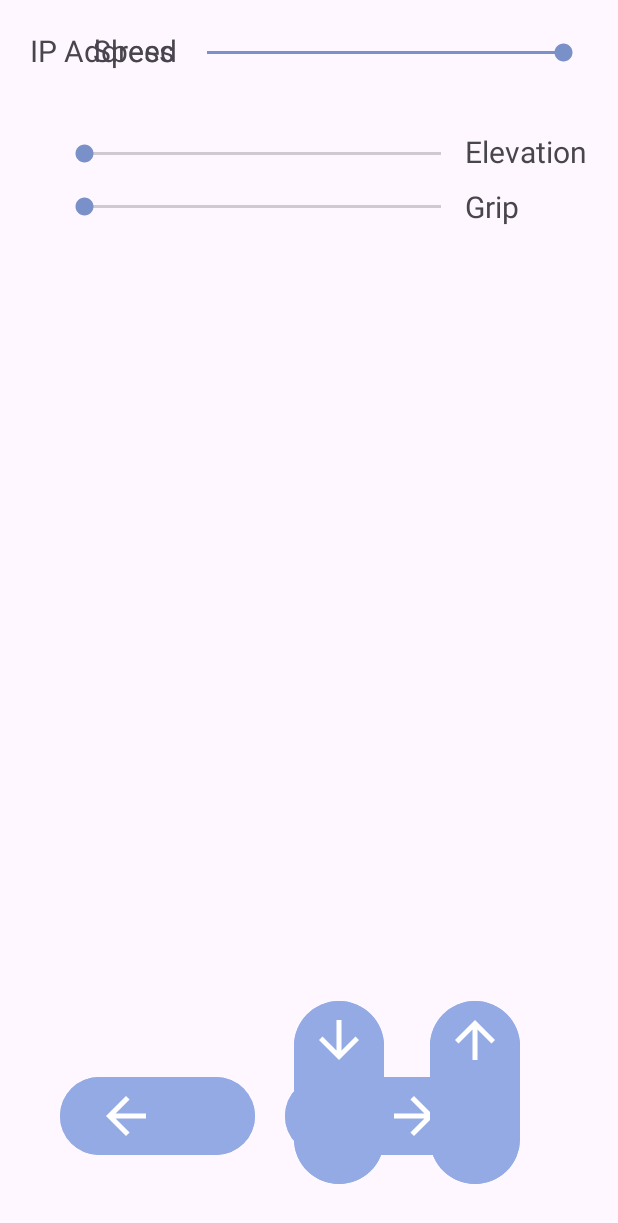
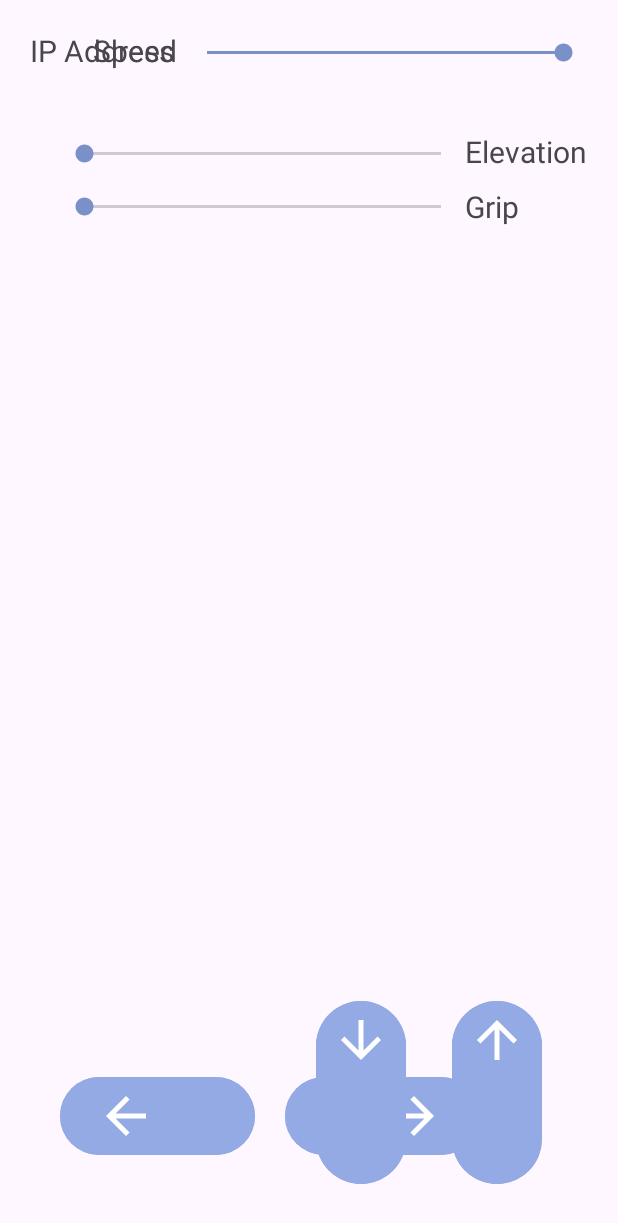
Before and after one commit to SNEH112419/Botzilla, an Android app: the layout activity_controller_b.xml on its own in the app's theme, with its tools: preview values and no code run, on a phone screen of 412 x 824 dp. Shown: the top 1223 px of the screen. Run offline under Robolectric (Android 15) with nearby library versions, the phone set to English and light mode, and no system bars; network calls fail.

Commit message:
A minor UI tweek

```diff
--- a/BotzillaController/app/src/main/res/layout/activity_controller_b.xml
+++ b/BotzillaController/app/src/main/res/layout/activity_controller_b.xml
@@ -47,8 +47,8 @@
         android:layout_height="30dp"
         android:layout_marginTop="20dp"
         android:layout_marginEnd="20dp"
+        android:max="255"
         android:progress="255"
-        android:max="255"
         android:progressTint="@color/material_dynamic_primary60"
         android:thumbTint="@color/material_dynamic_primary60"
         app:layout_constraintEnd_toEndOf="parent"
@@ -106,26 +106,26 @@
             android:layout_width="130dp"
             android:layout_height="60dp"
             android:layout_margin="10dp"
+            android:backgroundTint="@color/material_dynamic_primary70"
             app:icon="@drawable/outline_arrow_left_24"
             app:iconGravity="start"
-            app:iconSize="40dp"
-            android:backgroundTint="@color/material_dynamic_primary70"/>
+            app:iconSize="40dp" />
 
         <com.google.android.material.button.MaterialButton
             android:id="@+id/button_right"
             android:layout_width="130dp"
             android:layout_height="60dp"
             android:layout_margin="10dp"
+            android:backgroundTint="@color/material_dynamic_primary70"
             app:icon="@drawable/outline_arrow_right_24"
             app:iconGravity="end"
-            app:iconSize="40dp"
-            android:backgroundTint="@color/material_dynamic_primary70"/>
+            app:iconSize="40dp" />
     </LinearLayout>
 
     <LinearLayout
         android:layout_width="wrap_content"
         android:layout_height="wrap_content"
-        android:layout_marginEnd="50dp"
+        android:layout_marginEnd="35dp"
         android:layout_marginBottom="15dp"
         android:orientation="horizontal"
         app:layout_constraintBottom_toBottomOf="parent"
```
